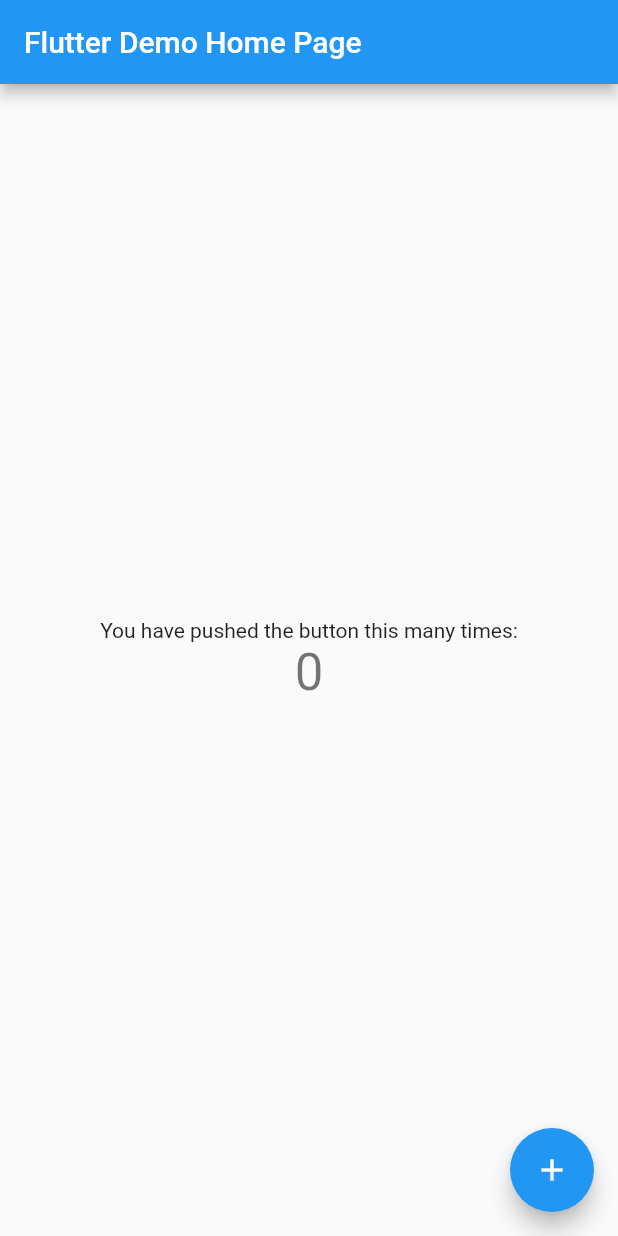
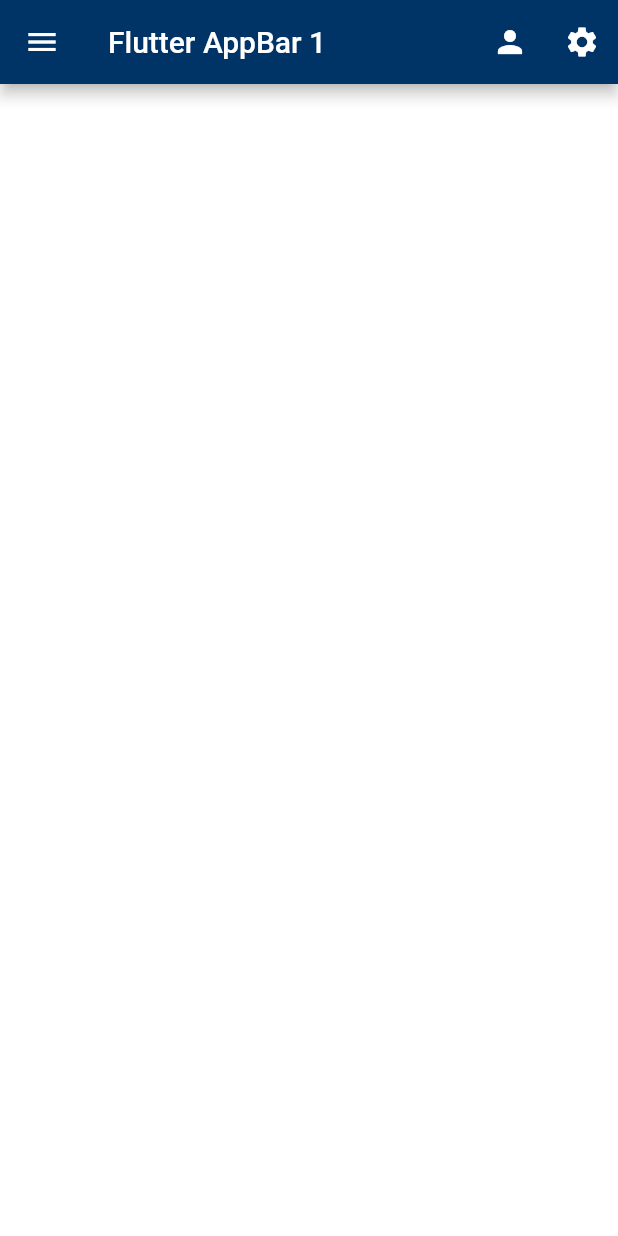
Before and after one commit to yusufkzlyl/flutter_appBar_1, a Flutter app: the screen it shows after launch, on a phone screen of 412 x 824 dp. Run offline on Flutter 3.47's test engine with Material 2 defaults, Android fonts, the phone set to English and light mode, and no system bars.

Commit message:
Update main.dart

```diff
--- a/lib/main.dart
+++ b/lib/main.dart
@@ -1,115 +1,43 @@
 import 'package:flutter/material.dart';
 
-void main() {
-  runApp(const MyApp());
+void main() => runApp(MaterialApp(
+      debugShowCheckedModeBanner: false,
+      home: HomePage(),
+    ));
+
+class HomePage extends StatefulWidget {
+  @override
+  _HomePageState createState() => _HomePageState();
 }
 
-class MyApp extends StatelessWidget {
-  const MyApp({super.key});
-
-  // This widget is the root of your application.
+class _HomePageState extends State<HomePage> {
   @override
   Widget build(BuildContext context) {
-    return MaterialApp(
-      title: 'Flutter Demo',
-      theme: ThemeData(
-        // This is the theme of your application.
-        //
-        // Try running your application with "flutter run". You'll see the
-        // application has a blue toolbar. Then, without quitting the app, try
-        // changing the primarySwatch below to Colors.green and then invoke
-        // "hot reload" (press "r" in the console where you ran "flutter run",
-        // or simply save your changes to "hot reload" in a Flutter IDE).
-        // Notice that the counter didn't reset back to zero; the application
-        // is not restarted.
-        primarySwatch: Colors.blue,
-      ),
-      home: const MyHomePage(title: 'Flutter Demo Home Page'),
+    return Scaffold(
+      backgroundColor: Colors.white,
+      appBar: AppBar(
+          backgroundColor: Color.fromRGBO(0, 51, 102, 1),
+          title: Text(
+            'Flutter AppBar 1',
+          ),
+          leading: IconButton(
+            icon: Icon(
+              Icons.menu,
+              color: Colors.white,
+            ),
+            onPressed: () {},
+          ),
+          actions: [
+            IconButton(
+              icon: Icon(
+                Icons.person,
+                color: Colors.white,
+              ),
+              onPressed: () {},
+            ),
+            IconButton(icon: Icon(Icons.settings), onPressed: () {}),
+          ]),
+      body: Container(),
     );
   }
 }
-
-class MyHomePage extends StatefulWidget {
-  const MyHomePage({super.key, required this.title});
-
-  // This widget is the home page of your application. It is stateful, meaning
-  // that it has a State object (defined below) that contains fields that affect
-  // how it looks.
-
-  // This class is the configuration for the state. It holds the values (in this
-  // case the title) provided by the parent (in this case the App widget) and
-  // used by the build method of the State. Fields in a Widget subclass are
-  // always marked "final".
-
-  final String title;
-
-  @override
-  State<MyHomePage> createState() => _MyHomePageState();
-}
-
-class _MyHomePageState extends State<MyHomePage> {
-  int _counter = 0;
-
-  void _incrementCounter() {
-    setState(() {
-      // This call to setState tells the Flutter framework that something has
-      // changed in this State, which causes it to rerun the build method below
-      // so that the display can reflect the updated values. If we changed
-      // _counter without calling setState(), then the build method would not be
-      // called again, and so nothing would appear to happen.
-      _counter++;
-    });
-  }
-
-  @override
-  Widget build(BuildContext context) {
-    // This method is rerun every time setState is called, for instance as done
-    // by the _incrementCounter method above.
-    //
-    // The Flutter framework has been optimized to make rerunning build methods
-    // fast, so that you can just rebuild anything that needs updating rather
-    // than having to individually change instances of widgets.
-    return Scaffold(
-      appBar: AppBar(
-        // Here we take the value from the MyHomePage object that was created by
-        // the App.build method, and use it to set our appbar title.
-        title: Text(widget.title),
-      ),
-      body: Center(
-        // Center is a layout widget. It takes a single child and positions it
-        // in the middle of the parent.
-        child: Column(
-          // Column is also a layout widget. It takes a list of children and
-          // arranges them vertically. By default, it sizes itself to fit its
-          // children horizontally, and tries to be as tall as its parent.
-          //
-          // Invoke "debug painting" (press "p" in the console, choose the
-          // "Toggle Debug Paint" action from the Flutter Inspector in Android
-          // Studio, or the "Toggle Debug Paint" command in Visual Studio Code)
-          // to see the wireframe for each widget.
-          //
-          // Column has various properties to control how it sizes itself and
-          // how it positions its children. Here we use mainAxisAlignment to
-          // center the children vertically; the main axis here is the vertical
-          // axis because Columns are vertical (the cross axis would be
-          // horizontal).
-          mainAxisAlignment: MainAxisAlignment.center,
-          children: <Widget>[
-            const Text(
-              'You have pushed the button this many times:',
-            ),
-            Text(
-              '$_counter',
-              style: Theme.of(context).textTheme.headline4,
-            ),
-          ],
-        ),
-      ),
-      floatingActionButton: FloatingActionButton(
-        onPressed: _incrementCounter,
-        tooltip: 'Increment',
-        child: const Icon(Icons.add),
-      ), // This trailing comma makes auto-formatting nicer for build methods.
-    );
-  }
-}
```
